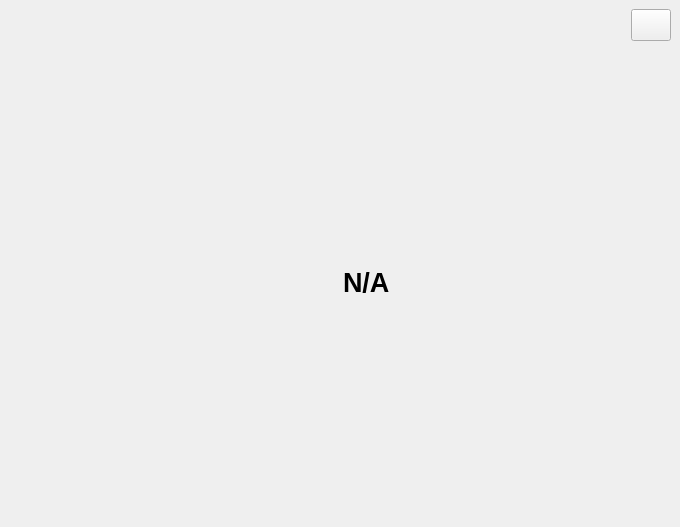
This is src/libs/libwidgets/node/PortableIDWidget.ui in mrdeveloperdude/OctoMY as Qt 5 draws it before an edit. The edited form follows.
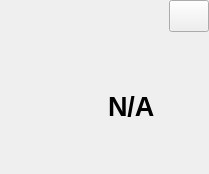
This is the edited form. The open tabs and pages were chosen to show the change. Icons and pictures are not drawn. Custom widgets are drawn as their Qt base class.

What changed in the file:
```diff
--- a/src/libs/libwidgets/node/PortableIDWidget.ui
+++ b/src/libs/libwidgets/node/PortableIDWidget.ui
@@ -6,8 +6,8 @@
    <rect>
     <x>0</x>
     <y>0</y>
-    <width>680</width>
-    <height>527</height>
+    <width>209</width>
+    <height>174</height>
    </rect>
   </property>
   <property name="sizePolicy">
@@ -408,6 +408,18 @@
        </sizepolicy>
       </property>
       <layout class="QVBoxLayout" name="verticalLayout">
+       <property name="leftMargin">
+        <number>0</number>
+       </property>
+       <property name="topMargin">
+        <number>0</number>
+       </property>
+       <property name="rightMargin">
+        <number>0</number>
+       </property>
+       <property name="bottomMargin">
+        <number>0</number>
+       </property>
        <item>
         <layout class="QHBoxLayout" name="horizontalLayout_3">
          <item>
```
Left out of the diff: 28 changed lines with no effect on the pictures.
